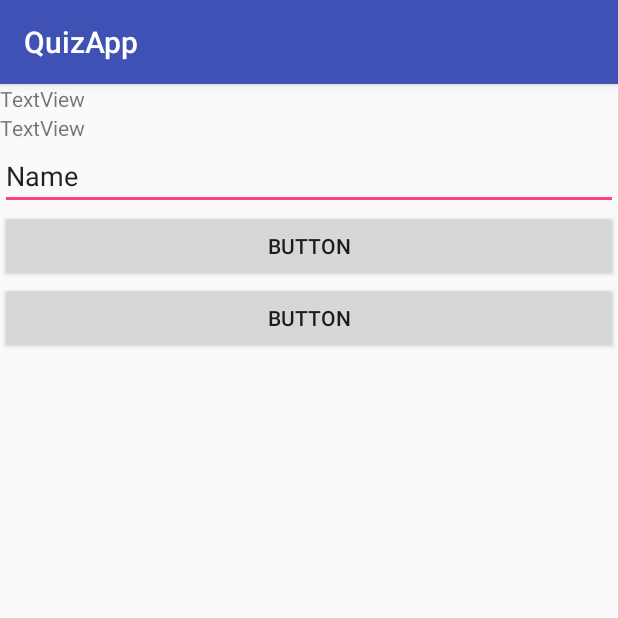
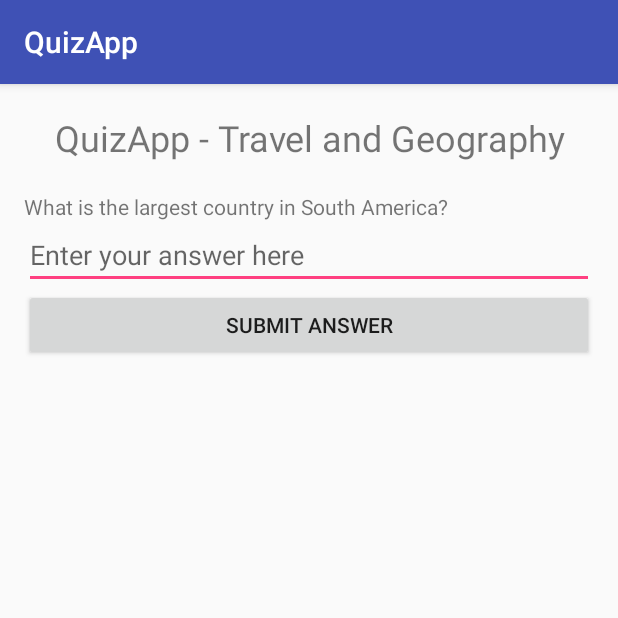
Before and after one commit to MarineNET/QuizApp, an Android app: the screen it shows after launch (MainActivity), on a phone screen of 412 x 824 dp, the top half of it. Run offline under Robolectric (Android 15) with nearby library versions, the phone set to English and light mode, and no system bars.

Commit message:
Create basic XML for question 1 using EditView for answer

```diff
--- a/app/src/main/res/layout/activity_main.xml
+++ b/app/src/main/res/layout/activity_main.xml
@@ -10,38 +10,36 @@
     <LinearLayout
         android:layout_width="match_parent"
         android:layout_height="wrap_content"
-        android:orientation="vertical">
+        android:orientation="vertical"
+        android:layout_marginLeft="16dp"
+        android:layout_marginRight="16dp">
 
         <TextView
             android:id="@+id/textView"
             android:layout_width="match_parent"
-            android:layout_height="wrap_content"
-            android:text="TextView"/>
+            android:layout_height="72dp"
+            android:text="QuizApp - Travel and Geography"
+            android:gravity="center"
+            android:textSize="24sp"/>
 
         <TextView
             android:id="@+id/textView2"
             android:layout_width="match_parent"
             android:layout_height="wrap_content"
-            android:text="TextView"/>
+            android:text="What is the largest country in South America?"/>
 
         <EditText
-            android:id="@+id/editText"
+            android:id="@+id/question1"
             android:layout_width="match_parent"
             android:layout_height="wrap_content"
-            android:ems="10"
-            android:inputType="textPersonName"
-            android:text="Name"/>
+            android:inputType="text"
+            android:hint="Enter your answer here"/>
 
         <Button
-            android:id="@+id/button"
+            android:id="@+id/submitButton"
             android:layout_width="match_parent"
             android:layout_height="wrap_content"
-            android:text="Button"/>
+            android:text="Submit Answer"/>
 
-        <Button
-            android:id="@+id/button2"
-            android:layout_width="match_parent"
-            android:layout_height="wrap_content"
-            android:text="Button"/>
     </LinearLayout>
 </ScrollView>
```
